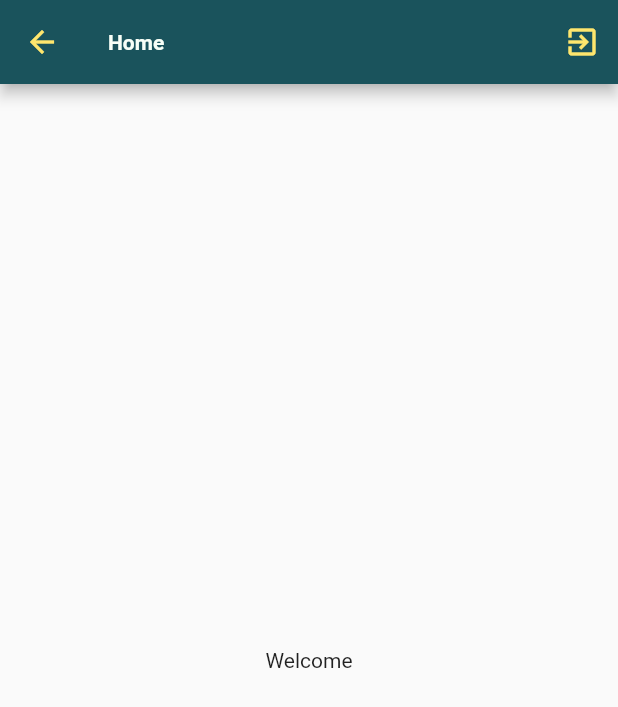
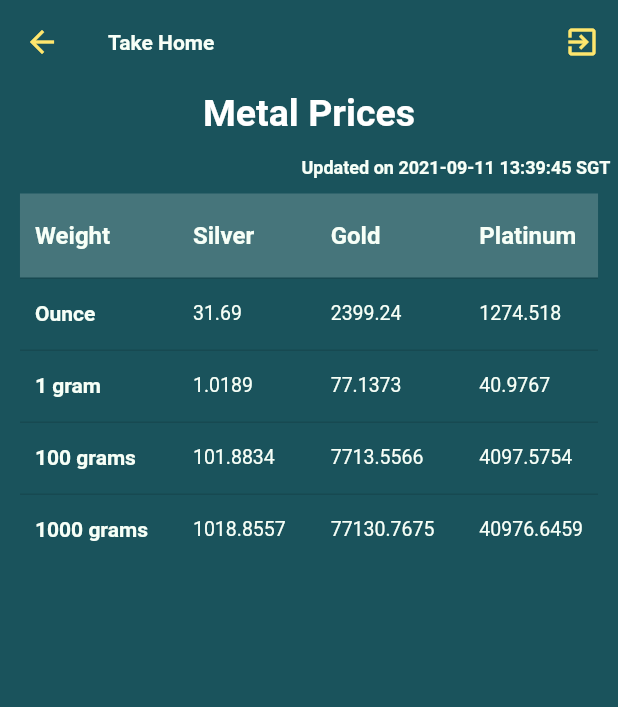
Before and after one commit to kedrakk/take_home_sample, a Flutter app: the HomePage screen opened by its route, on a phone screen of 412 x 824 dp. Shown: the top 707 px of the screen. Run offline on Flutter 3.47's test engine with Material 2 defaults, Android fonts, the phone set to English and light mode, and no system bars; our stand-ins replace firebase_auth, firebase_core; accounts and stored records are empty.

Commit message:
sample data table

```diff
--- /dev/null
+++ b/lib/data/price_model.dart
@@ -0,0 +1,45 @@
+class Prices {
+  WeightType ounce;
+  WeightType gram;
+  WeightType hundredGram;
+  WeightType thousandGram;
+  final String currentTime;
+  Prices({
+    required this.ounce,
+    required this.gram,
+    required this.hundredGram,
+    required this.thousandGram,
+    required this.currentTime,
+  });
+
+  static Prices demoPrices = Prices(
+    ounce: WeightType(
+        weightName: "Ounce", gold: 2399.24, silver: 31.69, platinum: 1274.518),
+    gram: WeightType(
+        weightName: "1 gram", gold: 77.1373, silver: 1.0189, platinum: 40.9767),
+    hundredGram: WeightType(
+        weightName: "100 grams",
+        gold: 7713.5566,
+        silver: 101.8834,
+        platinum: 4097.5754),
+    thousandGram: WeightType(
+        weightName: "1000 grams",
+        gold: 77130.7675,
+        silver: 1018.8557,
+        platinum: 40976.6459),
+    currentTime: "2021-09-11 13:39:45 SGT",
+  );
+}
+
+class WeightType {
+  String weightName;
+  double silver;
+  double gold;
+  double platinum;
+  WeightType({
+    required this.weightName,
+    required this.silver,
+    required this.gold,
+    required this.platinum,
+  });
+}
--- a/lib/pages/home.dart
+++ b/lib/pages/home.dart
@@ -1,4 +1,7 @@
 import 'package:flutter/material.dart';
+import 'package:take_home/const/theme.dart';
+import 'package:take_home/data/price_model.dart';
+import 'package:take_home/widgets/data_table_widget.dart';
 
 class HomePage extends StatelessWidget {
   const HomePage({Key? key}) : super(key: key);
@@ -6,8 +9,10 @@ class HomePage extends StatelessWidget {
   @override
   Widget build(BuildContext context) {
     return Scaffold(
+      backgroundColor: MainTheme.primary,
       appBar: AppBar(
-        title: const Text('Home'),
+        elevation: 0,
+        title: const Text('Take Home'),
         actions: [
           IconButton(
             icon: const Icon(Icons.exit_to_app),
@@ -19,8 +24,37 @@ class HomePage extends StatelessWidget {
           ),
         ],
       ),
-      body: const Center(
-        child: Text("Welcome"),
+      body: Container(
+        padding: const EdgeInsets.all(5),
+        margin: EdgeInsets.only(top: MediaQuery.of(context).padding.top),
+        child: Column(
+          children: [
+            const Text(
+              'Metal Prices',
+              style: TextStyle(
+                fontSize: 25,
+                fontWeight: FontWeight.bold,
+                color: Colors.white,
+              ),
+            ),
+            const SizedBox(height: 15),
+            Align(
+              alignment: Alignment.centerRight,
+              child: Text(
+                "Updated on ${Prices.demoPrices.currentTime}",
+                style: const TextStyle(
+                  fontSize: 12,
+                  fontWeight: FontWeight.bold,
+                  color: MainTheme.cream,
+                ),
+              ),
+            ),
+            const SizedBox(height: 10),
+            DataTableWidget(
+              prices: Prices.demoPrices,
+            ),
+          ],
+        ),
       ),
     );
   }
--- /dev/null
+++ b/lib/widgets/data_table_widget.dart
@@ -0,0 +1,104 @@
+import 'package:flutter/material.dart';
+import 'package:take_home/data/price_model.dart';
+
+import '../const/theme.dart';
+
+class DataTableWidget extends StatelessWidget {
+  const DataTableWidget({
+    Key? key,
+    required this.prices,
+  }) : super(key: key);
+  final Prices prices;
+
+  @override
+  Widget build(BuildContext context) {
+    const firstColumnStyle = TextStyle(
+      fontWeight: FontWeight.bold,
+      fontSize: 14,
+    );
+    return DataTable(
+      headingRowColor: MaterialStateProperty.all(
+        MainTheme.cream.withOpacity(.2),
+      ),
+      horizontalMargin: 10,
+      columnSpacing: 30,
+      headingTextStyle: const TextStyle(
+        fontWeight: FontWeight.bold,
+        color: MainTheme.cream,
+        fontSize: 16,
+      ),
+      dataTextStyle: const TextStyle(
+        color: MainTheme.cream,
+        fontSize: 13,
+      ),
+      columns: const <DataColumn>[
+        DataColumn(
+          label: Text(
+            'Weight',
+          ),
+        ),
+        DataColumn(
+          label: Text(
+            'Silver',
+          ),
+        ),
+        DataColumn(
+          label: Text(
+            'Gold',
+          ),
+        ),
+        DataColumn(
+          label: Text(
+            'Platinum',
+          ),
+        ),
+      ],
+      rows: <DataRow>[
+        DataRow(
+          cells: <DataCell>[
+            DataCell(Text(
+              prices.ounce.weightName,
+              style: firstColumnStyle,
+            )),
+            DataCell(Text(prices.ounce.silver.toString())),
+            DataCell(Text(prices.ounce.gold.toString())),
+            DataCell(Text(prices.ounce.platinum.toString())),
+          ],
+        ),
+        DataRow(
+          cells: <DataCell>[
+            DataCell(Text(
+              prices.gram.weightName,
+              style: firstColumnStyle,
+            )),
+            DataCell(Text(prices.gram.silver.toString())),
+            DataCell(Text(prices.gram.gold.toString())),
+            DataCell(Text(prices.gram.platinum.toString())),
+          ],
+        ),
+        DataRow(
+          cells: <DataCell>[
+            DataCell(Text(
+              prices.hundredGram.weightName,
+              style: firstColumnStyle,
+            )),
+            DataCell(Text(prices.hundredGram.silver.toString())),
+            DataCell(Text(prices.hundredGram.gold.toString())),
+            DataCell(Text(prices.hundredGram.platinum.toString())),
+          ],
+        ),
+        DataRow(
+          cells: <DataCell>[
+            DataCell(Text(
+              prices.thousandGram.weightName,
+              style: firstColumnStyle,
+            )),
+            DataCell(Text(prices.thousandGram.silver.toString())),
+            DataCell(Text(prices.thousandGram.gold.toString())),
+            DataCell(Text(prices.thousandGram.platinum.toString())),
+          ],
+        ),
+      ],
+    );
+  }
+}
```
